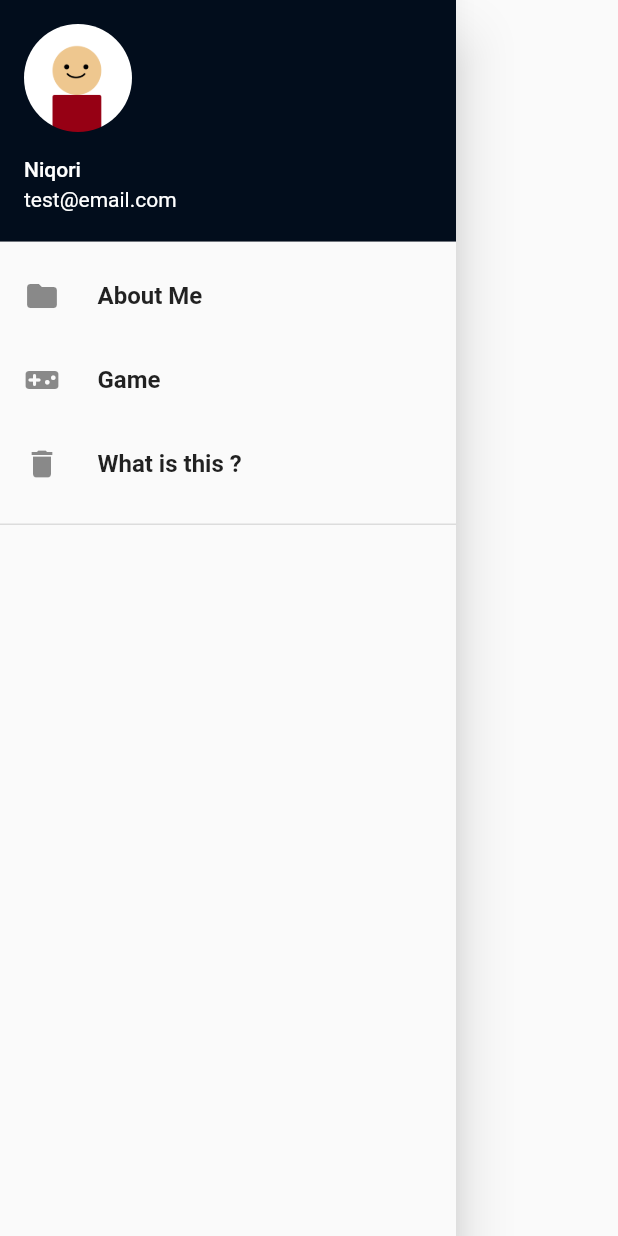
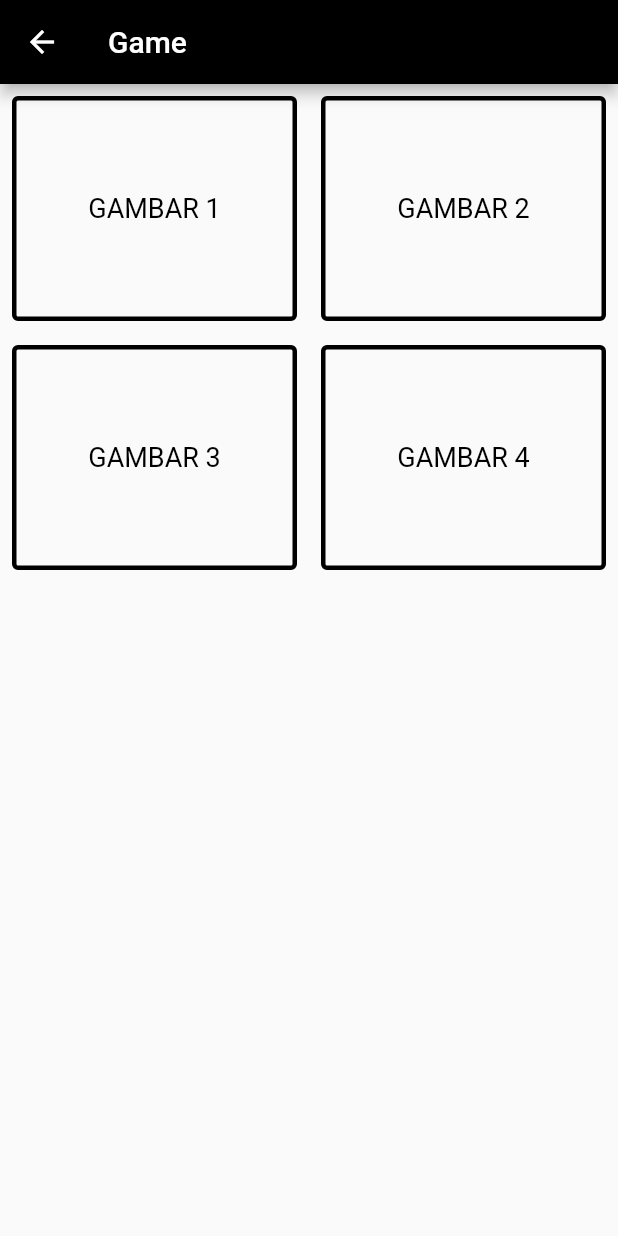
Before and after one commit to NiqoriAmozuki/flutter-test, a Flutter app: the DrawerWidget widget shown alone on an empty page, opened directly, after a tap on "Game", on a phone screen of 412 x 824 dp. Run offline on Flutter 3.47's test engine with Material 2 defaults, Android fonts, the phone set to English and light mode, and no system bars.

Commit message:
Add Game Page

```diff
--- /dev/null
+++ b/lib/game-page.dart
@@ -0,0 +1,62 @@
+import 'package:flutter/material.dart';
+
+class GamePage extends StatefulWidget {
+  @override
+  _GamePageState createState() => _GamePageState();
+}
+
+class _GamePageState extends State<GamePage> {
+  @override
+  Widget build(BuildContext context) {
+    return Scaffold(
+      appBar: AppBar(
+        title: Text("Game"),
+        backgroundColor: Colors.black,
+      ),
+      body: Column(
+        children: [
+          Row(
+            mainAxisAlignment: MainAxisAlignment.spaceEvenly,
+            children: [
+              PictureButton(textGambar: "GAMBAR 1"),
+              PictureButton(textGambar: "GAMBAR 2"),
+            ],
+          ),
+          Row(
+            mainAxisAlignment: MainAxisAlignment.spaceEvenly,
+            children: [
+              PictureButton(textGambar: "GAMBAR 3"),
+              PictureButton(textGambar: "GAMBAR 4"),
+            ],
+          ),
+        ],
+      ),
+    );
+  }
+}
+
+class PictureButton extends StatelessWidget {
+  final String textGambar;
+
+  PictureButton({this.textGambar});
+
+  @override
+  Widget build(BuildContext context) {
+    return Expanded(
+      child: Padding(
+        padding: const EdgeInsets.all(8.0),
+        child: OutlinedButton(
+          onPressed: () {
+            print("You pressed $textGambar");
+          },
+          child: Text(textGambar),
+          style: OutlinedButton.styleFrom(
+              primary: Colors.black,
+              minimumSize: Size(50, 150),
+              side: BorderSide(width: 3),
+              textStyle: TextStyle(fontSize: 18)),
+        ),
+      ),
+    );
+  }
+}
--- a/lib/nav-drawer.dart
+++ b/lib/nav-drawer.dart
@@ -11,15 +11,20 @@ class DrawerWidget extends StatelessWidget {
           _drawerItem(
             icon: Icons.folder,
             text: 'About Me',
-              onTap: () => print('Tap Recent menu')),
+            onTap: () => print('Tap Recent menu'),
+          ),
           _drawerItem(
             icon: Icons.videogame_asset_rounded,
             text: 'Game',
-              onTap: () => print('Tap Recent menu')),
+            onTap: () {
+              Navigator.pushNamed(context, 'GamePage');
+            },
+          ),
           _drawerItem(
             icon: Icons.delete,
             text: 'What is this ?',
-              onTap: () => print('Tap Trash menu')),
+            onTap: () => print('Tap Trash menu'),
+          ),
           Divider(height: 25, thickness: 1),
         ],
       ),
@@ -30,8 +35,7 @@ class DrawerWidget extends StatelessWidget {
 Widget _drawerHeader() {
   return UserAccountsDrawerHeader(
     currentAccountPicture: ClipOval(
-      child: Image(
-          image: AssetImage('assets/images/Profile.png'), fit: BoxFit.cover),
+      child: Image(image: AssetImage('assets/images/Profile.png'), fit: BoxFit.cover),
     ),
     accountName: Text('Niqori'),
     accountEmail: Text('test@email.com'),
```
Also changed, not shown: lib/belajar-navigation.dart (added, +39 -0 lines), lib/main.dart (+11 -36 lines), 1 other file. Lines whose indentation alone changed are shown as unchanged.
